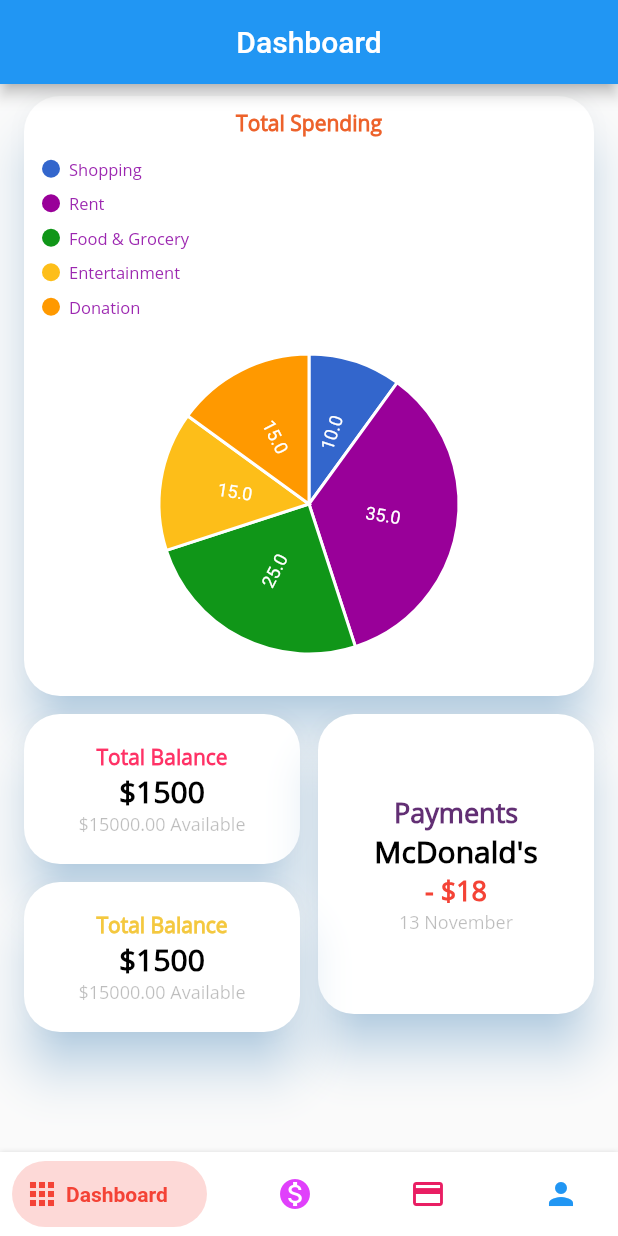
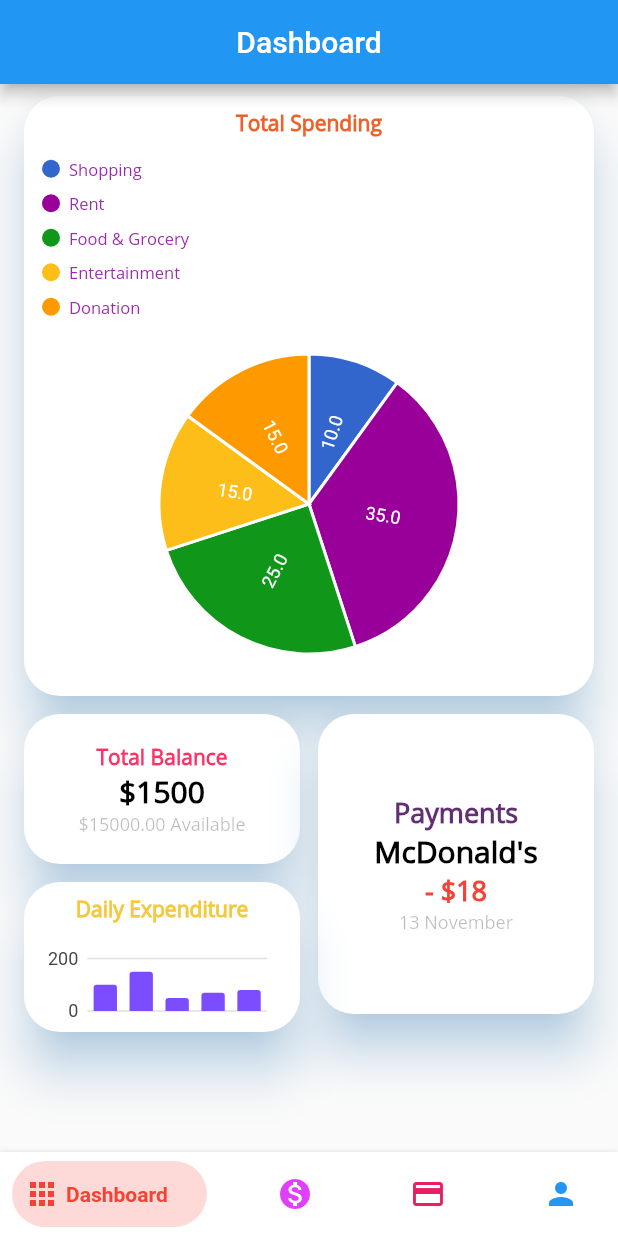
Before and after one commit to Jatzj7/wallet_flutter, a Flutter app: the screen it shows after launch, on a phone screen of 412 x 824 dp. Run offline on Flutter 3.47's test engine with Material 2 defaults, Android fonts, the light colour scheme and no system bars; drawn by our look-alikes of bottom_navy_bar; our stand-ins replace charts_flutter; missing offline and left inert: intro_views_flutter.

Commit message:
Completed Dashboard

```diff
--- a/lib/screens/dashboard_screen.dart
+++ b/lib/screens/dashboard_screen.dart
@@ -11,7 +11,7 @@ class DashboardPage extends StatefulWidget {
 
 class _DashboardPageState extends State<DashboardPage> {
   List<charts.Series<Spend, String>> _seriesPieData;
-
+  List<charts.Series<SpendDaily, String>> _seriesBarData;
   _generateData() {
     var spendPieData = [
       new Spend('Shopping', 10, Color(0xff3366cc)),
@@ -20,6 +20,28 @@ class _DashboardPageState extends State<DashboardPage> {
       new Spend('Entertainment', 15, Color(0xfffdbe19)),
       new Spend('Donation', 15, Color(0xffff9900)),
     ];
+    var spendBarData = [
+      new SpendDaily('1/12/19', 100,
+          charts.ColorUtil.fromDartColor(Colors.deepPurpleAccent)),
+      new SpendDaily('2/12/19', 150,
+          charts.ColorUtil.fromDartColor(Colors.deepPurpleAccent)),
+      new SpendDaily('3/12/19', 50,
+          charts.ColorUtil.fromDartColor(Colors.deepPurpleAccent)),
+      new SpendDaily('4/12/19', 70,
+          charts.ColorUtil.fromDartColor(Colors.deepPurpleAccent)),
+      new SpendDaily('5/12/19', 80,
+          charts.ColorUtil.fromDartColor(Colors.deepPurpleAccent)),
+    ];
+    _seriesBarData.add(
+      charts.Series(
+        data: spendBarData,
+        domainFn: (SpendDaily spendDaily, _) => spendDaily.day,
+        measureFn: (SpendDaily spendDaily, _) => spendDaily.amount,
+        colorFn: (SpendDaily spendDaily, _) => spendDaily.barColor,
+        id: 'Daily Expenditure',
+//        labelAccessorFn: (Spend spend, _) => '${spend.cost}',
+      ),
+    );
 
     _seriesPieData.add(
       charts.Series(
@@ -38,6 +60,7 @@ class _DashboardPageState extends State<DashboardPage> {
   void initState() {
     super.initState();
     _seriesPieData = List<charts.Series<Spend, String>>();
+    _seriesBarData = List<charts.Series<SpendDaily, String>>();
     _generateData();
   }
 
@@ -91,7 +114,52 @@ class _DashboardPageState extends State<DashboardPage> {
                           charts.ArcLabelDecorator(
                               labelPosition: charts.ArcLabelPosition.inside)
                         ]),
-                )),
+                  ),
+                ),
+              ],
+            ),
+          ),
+        ),
+      ),
+    );
+  }
+
+  Material myDailySpend(String title, int color) {
+    return Material(
+      color: Colors.white,
+      elevation: 14.0,
+      shadowColor: Color(0x802196F3),
+      borderRadius: BorderRadius.circular(24.0),
+      child: GestureDetector(
+        onTap: () {
+          Navigator.push(
+            context,
+            MaterialPageRoute(builder: (context) => Dashboard()),
+          );
+        },
+        child: Container(
+          child: Padding(
+            padding: const EdgeInsets.all(8.0),
+            child: Column(
+              mainAxisAlignment: MainAxisAlignment.center,
+              children: <Widget>[
+                Text(title,
+                    style: TextStyle(
+                        color: Color(color),
+                        fontWeight: FontWeight.bold,
+                        fontFamily: 'OpenSans',
+                        fontSize: 14.0)),
+                SizedBox(height: 10.0),
+                Expanded(
+                  child: charts.BarChart(
+                    _seriesBarData,
+                    animate: true,
+                    animationDuration: Duration(seconds: 2),
+                    domainAxis: new charts.OrdinalAxisSpec(
+                        showAxisLine: false,
+                        renderSpec: new charts.NoneRenderSpec()),
+                  ),
+                ),
               ],
             ),
           ),
@@ -107,10 +175,12 @@ class _DashboardPageState extends State<DashboardPage> {
       shadowColor: Color(0x802196F3),
       borderRadius: BorderRadius.circular(24.0),
       child: GestureDetector(
-        onTap: () {Navigator.push(
+        onTap: () {
+          Navigator.push(
             context,
             MaterialPageRoute(builder: (context) => Dashboard()),
-        );},
+          );
+        },
         child: Padding(
           padding: const EdgeInsets.all(8.0),
           child: Column(
@@ -124,10 +194,7 @@ class _DashboardPageState extends State<DashboardPage> {
                     fontFamily: 'OpenSans',
                     fontSize: 18.0),
               ),
-              Text(
-                'McDonald\'s',
-                style: dashboardBalanceActivity
-              ),
+              Text('McDonald\'s', style: dashboardBalanceActivity),
               Text(
                 '- \$18',
                 style: TextStyle(
@@ -136,10 +203,7 @@ class _DashboardPageState extends State<DashboardPage> {
                     fontFamily: 'OpenSans',
                     fontSize: 18.0),
               ),
-              Text(
-                  '13 November',
-                  style: dashboardAvailableActivity
-              ),
+              Text('13 November', style: dashboardAvailableActivity),
             ],
           ),
         ),
@@ -168,14 +232,8 @@ class _DashboardPageState extends State<DashboardPage> {
                     fontFamily: 'OpenSans',
                     fontSize: 14.0),
               ),
-              Text(
-                '\$1500',
-                style: dashboardBalanceActivity
-              ),
-              Text(
-                  '\$15000.00 Available',
-                  style: dashboardAvailableActivity
-              ),
+              Text('\$1500', style: dashboardBalanceActivity),
+              Text('\$15000.00 Available', style: dashboardAvailableActivity),
             ],
           ),
         ),
@@ -200,7 +258,7 @@ class _DashboardPageState extends State<DashboardPage> {
           myHead("Total Spending", 0xffed622b),
           myTotalBalance('Total Balance', 0xffff3266),
           myTransaction('Payments', 0xff622f74),
-          myTotalBalance('Total Balance', 0xfff4c83f),
+          myDailySpend('Daily Expenditure', 0xfff4c83f),
         ],
         staggeredTiles: [
           StaggeredTile.extent(2, 400.0),
@@ -220,3 +278,11 @@ class Spend {
 
   Spend(this.spendOn, this.cost, this.colorVal);
 }
+
+class SpendDaily {
+  final String day;
+  final int amount;
+  final charts.Color barColor;
+
+  SpendDaily(this.day, this.amount, this.barColor);
+}
--- a/lib/screens/payment_screen.dart
+++ b/lib/screens/payment_screen.dart
@@ -13,6 +13,7 @@ class _PaymentScreenState extends State<PaymentScreen> {
         leading: Container(),
         title: Text('Payment'),
         centerTitle: true,
+
       ),
     );
   }
```
Also changed, not shown: lib/screens/reacharge_card.dart (added, +20 -0 lines), lib/screens/recharge_screen.dart (+110 -1 lines), lib/utilities/add_field.dart (deleted, +0 -12 lines), lib/utilities/add_money.dart (deleted, +0 -26 lines), lib/utilities/constants.dart (+10 -0 lines), 5 other files. Lines whose indentation alone changed are shown as unchanged.
